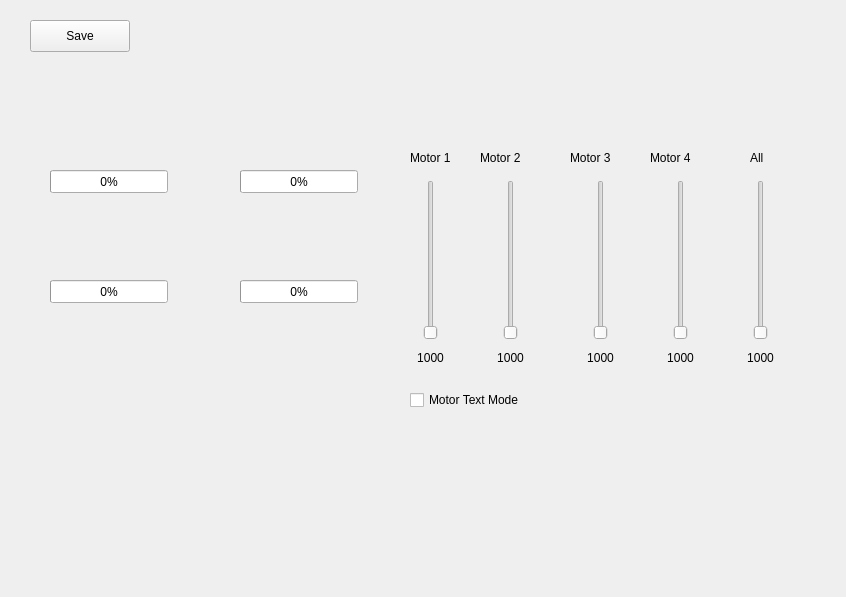
hegoku/DroneControlCenter, file Widgets/mixerform.ui: the form before one commit.
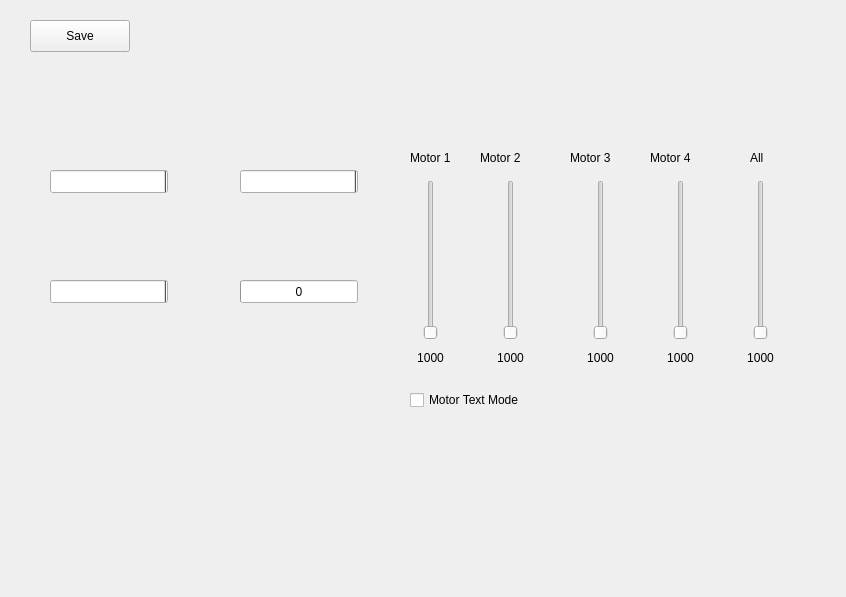
The form after the commit.

What changed in the file:
```diff
--- a/Widgets/mixerform.ui
+++ b/Widgets/mixerform.ui
@@ -297,6 +297,9 @@
    <property name="alignment">
     <set>Qt::AlignmentFlag::AlignCenter</set>
    </property>
+   <property name="format">
+    <string>%v</string>
+   </property>
   </widget>
   <widget class="QProgressBar" name="motor_2_throttle">
    <property name="geometry">
@@ -316,6 +319,12 @@
    <property name="alignment">
     <set>Qt::AlignmentFlag::AlignCenter</set>
    </property>
+   <property name="invertedAppearance">
+    <bool>true</bool>
+   </property>
+   <property name="format">
+    <string>%v</string>
+   </property>
   </widget>
   <widget class="QProgressBar" name="motor_3_throttle">
    <property name="geometry">
@@ -335,6 +344,12 @@
    <property name="alignment">
     <set>Qt::AlignmentFlag::AlignCenter</set>
    </property>
+   <property name="invertedAppearance">
+    <bool>true</bool>
+   </property>
+   <property name="format">
+    <string>%v</string>
+   </property>
   </widget>
   <widget class="QProgressBar" name="motor_4_throttle">
    <property name="geometry">
@@ -354,6 +369,12 @@
    <property name="alignment">
     <set>Qt::AlignmentFlag::AlignCenter</set>
    </property>
+   <property name="invertedAppearance">
+    <bool>true</bool>
+   </property>
+   <property name="format">
+    <string>%v</string>
+   </property>
   </widget>
  </widget>
  <resources/>
```
